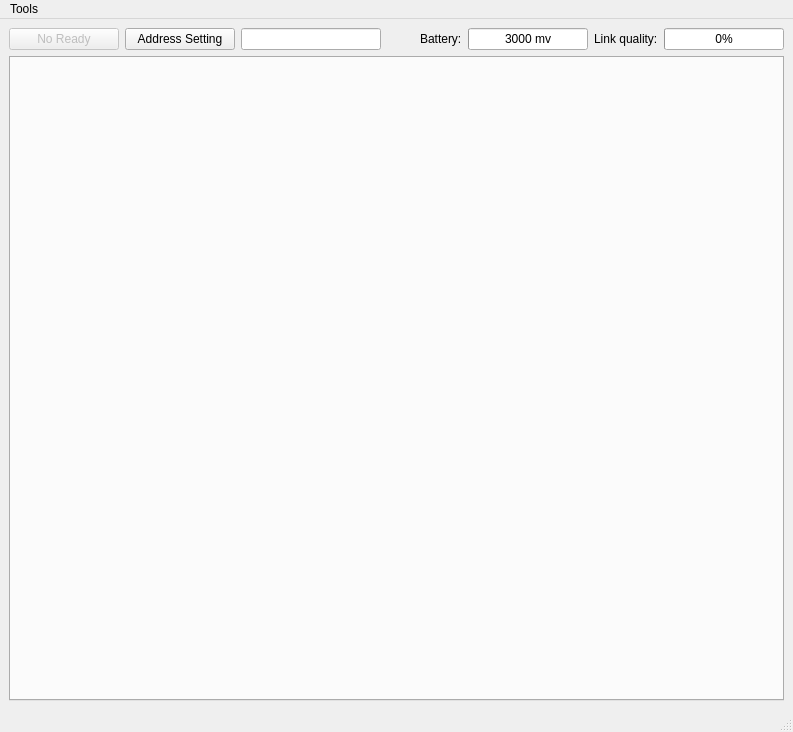
Qt form ui/main.ui (ninfeion/BBflight-clients-restruction-python) before a commit.
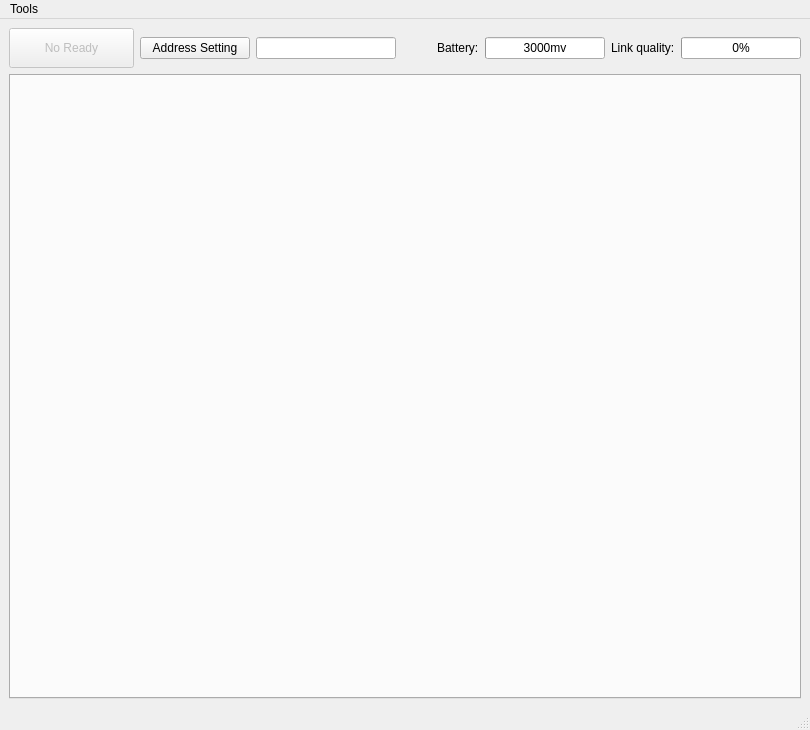
The same form after that commit.

Patch:
```diff
--- a/ui/main.ui
+++ b/ui/main.ui
@@ -6,8 +6,8 @@
    <rect>
     <x>0</x>
     <y>0</y>
-    <width>793</width>
-    <height>732</height>
+    <width>810</width>
+    <height>730</height>
    </rect>
   </property>
   <property name="windowTitle">
@@ -82,7 +82,7 @@
            <bool>true</bool>
           </property>
           <property name="format">
-           <string>%v mv</string>
+           <string>%vmv</string>
           </property>
          </widget>
         </item>
@@ -100,8 +100,8 @@
           </property>
           <property name="minimumSize">
            <size>
-            <width>110</width>
-            <height>0</height>
+            <width>125</width>
+            <height>40</height>
            </size>
           </property>
           <property name="text">
@@ -136,6 +136,12 @@
           <property name="textVisible">
            <bool>true</bool>
           </property>
+          <property name="textDirection">
+           <enum>QProgressBar::TopToBottom</enum>
+          </property>
+          <property name="format">
+           <string>%p%</string>
+          </property>
          </widget>
         </item>
        </layout>
@@ -152,7 +158,7 @@
     <rect>
      <x>0</x>
      <y>0</y>
-     <width>793</width>
+     <width>810</width>
      <height>17</height>
     </rect>
    </property>
```
Left out of the diff: 2 changed lines with no effect on the pictures.
